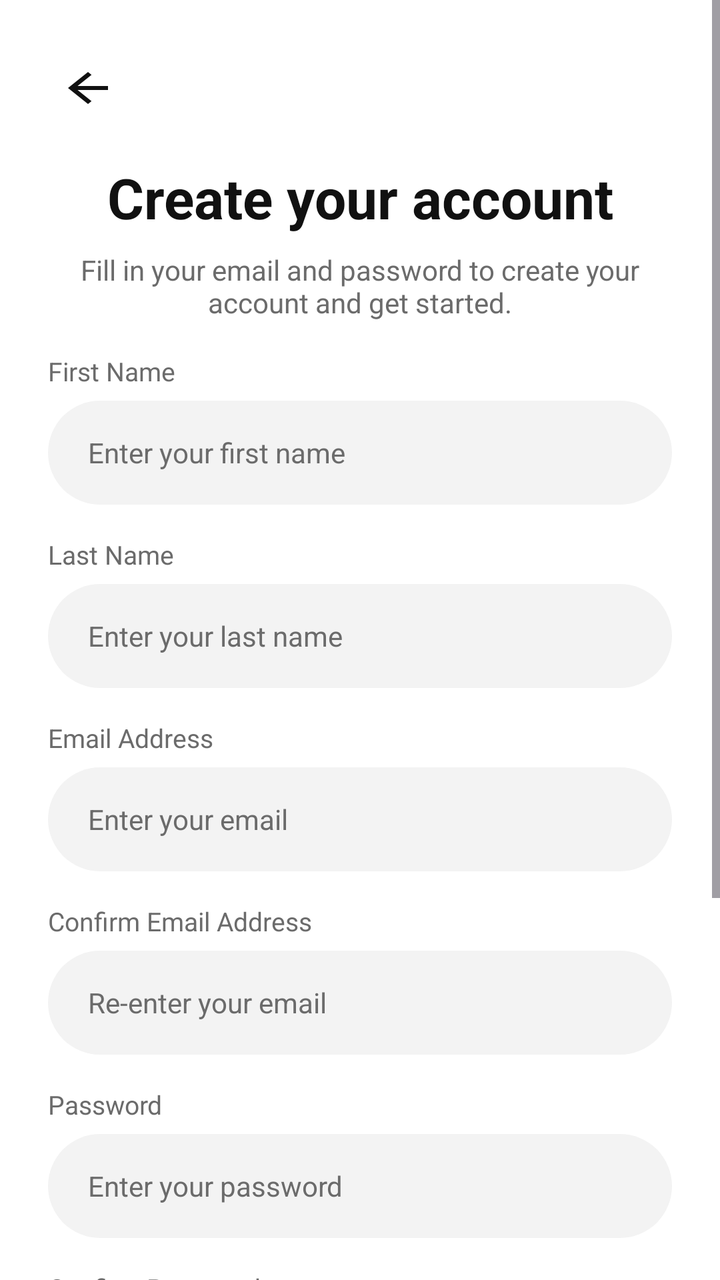
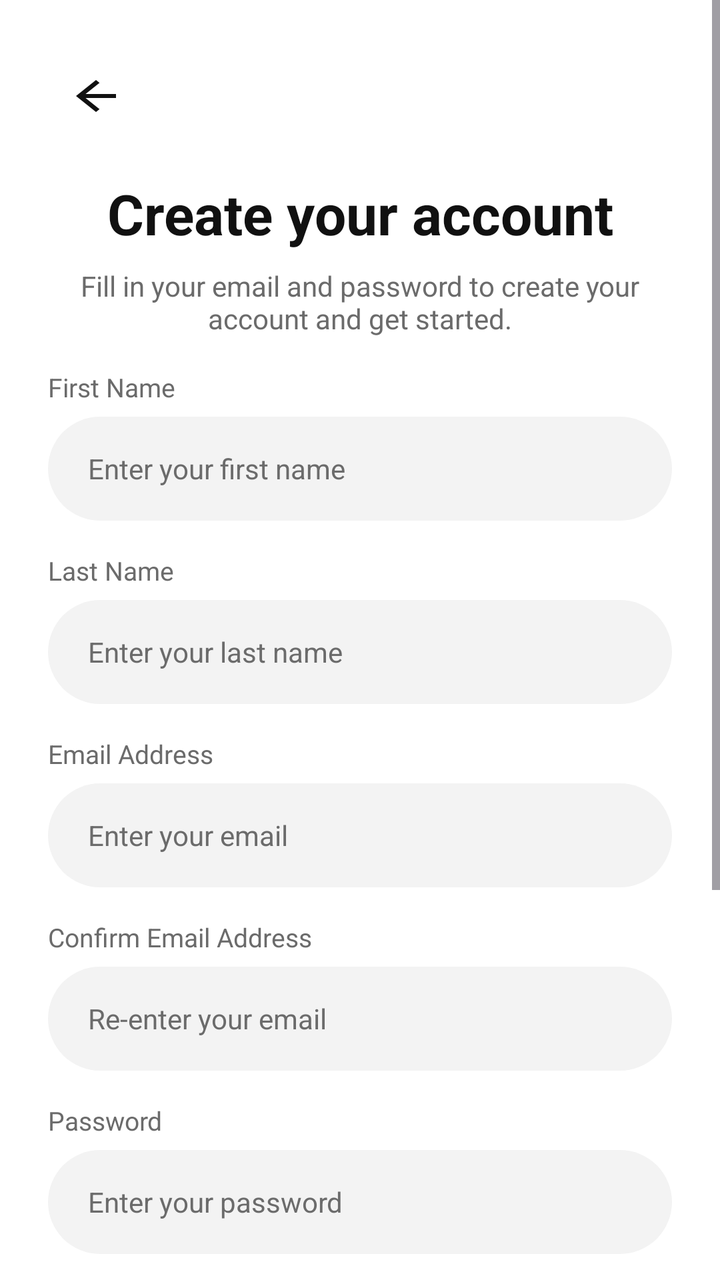

Compare the two renders of this Android layout. The source of the first and the diff that turns it into the second are given below.
<!-- AndroidManifest.xml: application theme Theme._1stActivity -->
<!-- res/layout/activity_sign_up.xml -->
<?xml version="1.0" encoding="utf-8"?>
<ScrollView xmlns:android="http://schemas.android.com/apk/res/android"
    xmlns:app="http://schemas.android.com/apk/res-auto"
    android:id="@+id/main"
    android:layout_width="match_parent"
    android:layout_height="match_parent"
    android:background="@color/white"
    android:fillViewport="true"
    android:fitsSystemWindows="true">

    <LinearLayout
        android:layout_width="match_parent"
        android:layout_height="wrap_content"
        android:orientation="vertical"
        android:padding="24dp">

        
        <ImageButton
            android:id="@+id/btnBack"
            android:layout_width="40dp"
            android:layout_height="40dp"
            android:background="?attr/selectableItemBackgroundBorderless"
            android:contentDescription="@string/desc_back"
            android:src="@drawable/ic_arrow_back" />

        
        <TextView
            android:layout_width="match_parent"
            android:layout_height="wrap_content"
            android:layout_marginTop="16dp"
            android:gravity="center"
            android:text="@string/title_create_account"
            android:textColor="@color/text_primary"
            android:textSize="28sp"
            android:textStyle="bold" />

        <TextView
            android:layout_width="match_parent"
            android:layout_height="wrap_content"
            android:layout_marginTop="8dp"
            android:gravity="center"
            android:text="@string/subtitle_sign_up"
            android:textColor="@color/text_secondary"
            android:textSize="14sp" />


        
        
        <TextView
            android:layout_width="wrap_content"
            android:layout_height="wrap_content"
            android:layout_marginTop="16dp"
            android:text="@string/label_first_name"
            android:textColor="@color/text_secondary"
            android:textSize="13sp" />

        <EditText
            android:id="@+id/etFirstName"
            android:layout_width="match_parent"
            android:layout_height="52dp"
            android:layout_marginTop="6dp"
            android:autofillHints="personGivenName"
            android:background="@drawable/bg_input"
            android:hint="@string/hint_first_name"
            android:inputType="textPersonName|textCapWords"
            android:paddingStart="20dp"
            android:paddingEnd="20dp"
            android:textColor="@color/text_primary"
            android:textColorHint="@color/text_secondary"
            android:textSize="14sp" />

        
        <TextView
            android:layout_width="wrap_content"
            android:layout_height="wrap_content"
            android:layout_marginTop="16dp"
            android:text="@string/label_last_name"
            android:textColor="@color/text_secondary"
            android:textSize="13sp" />

        <EditText
            android:id="@+id/etLastName"
            android:layout_width="match_parent"
            android:layout_height="52dp"
            android:layout_marginTop="6dp"
            android:autofillHints="personFamilyName"
            android:background="@drawable/bg_input"
            android:hint="@string/hint_last_name"
            android:inputType="textPersonName|textCapWords"
            android:paddingStart="20dp"
            android:paddingEnd="20dp"
            android:textColor="@color/text_primary"
            android:textColorHint="@color/text_secondary"
            android:textSize="14sp" />

        
        <TextView
            android:layout_width="wrap_content"
            android:layout_height="wrap_content"
            android:layout_marginTop="16dp"
            android:text="@string/label_email"
            android:textColor="@color/text_secondary"
            android:textSize="13sp" />

        <EditText
            android:id="@+id/etEmail"
            android:layout_width="match_parent"
            android:layout_height="52dp"
            android:layout_marginTop="6dp"
            android:autofillHints="emailAddress"
            android:background="@drawable/bg_input"
            android:hint="@string/hint_email"
            android:inputType="textEmailAddress"
            android:paddingStart="20dp"
            android:paddingEnd="20dp"
            android:textColor="@color/text_primary"
            android:textColorHint="@color/text_secondary"
            android:textSize="14sp" />

        
        <TextView
            android:layout_width="wrap_content"
            android:layout_height="wrap_content"
            android:layout_marginTop="16dp"
            android:text="@string/label_confirm_email"
            android:textColor="@color/text_secondary"
            android:textSize="13sp" />

        <EditText
            android:id="@+id/etConfirmEmail"
            android:layout_width="match_parent"
            android:layout_height="52dp"
            android:layout_marginTop="6dp"
            android:autofillHints="emailAddress"
            android:background="@drawable/bg_input"
            android:hint="@string/hint_confirm_email"
            android:inputType="textEmailAddress"
            android:paddingStart="20dp"
            android:paddingEnd="20dp"
            android:textColor="@color/text_primary"
            android:textColorHint="@color/text_secondary"
            android:textSize="14sp" />

        
        <TextView
            android:layout_width="wrap_content"
            android:layout_height="wrap_content"
            android:layout_marginTop="16dp"
            android:text="@string/label_password"
            android:textColor="@color/text_secondary"
            android:textSize="13sp" />

        <EditText
            android:id="@+id/etPassword"
            android:layout_width="match_parent"
            android:layout_height="52dp"
            android:layout_marginTop="6dp"
            android:autofillHints="newPassword"
            android:background="@drawable/bg_input"
            android:hint="@string/hint_password"
            android:inputType="textPassword"
            android:paddingStart="20dp"
            android:paddingEnd="20dp"
            android:textColor="@color/text_primary"
            android:textColorHint="@color/text_secondary"
            android:textSize="14sp" />

        
        <TextView
            android:layout_width="wrap_content"
            android:layout_height="wrap_content"
            android:layout_marginTop="16dp"
            android:text="@string/label_confirm_password"
            android:textColor="@color/text_secondary"
            android:textSize="13sp" />

        <EditText
            android:id="@+id/etConfirmPassword"
            android:layout_width="match_parent"
            android:layout_height="52dp"
            android:layout_marginTop="6dp"
            android:autofillHints="newPassword"
            android:background="@drawable/bg_input"
            android:hint="@string/hint_confirm_password"
            android:inputType="textPassword"
            android:paddingStart="20dp"
            android:paddingEnd="20dp"
            android:textColor="@color/text_primary"
            android:textColorHint="@color/text_secondary"
            android:textSize="14sp" />

        
        <CheckBox
            android:id="@+id/cbTerms"
            android:layout_width="wrap_content"
            android:layout_height="wrap_content"
            android:layout_marginTop="8dp"
            android:text="@string/agree_terms"
            android:textColor="@color/text_secondary"
            android:textSize="13sp" />

        
        <com.google.android.material.button.MaterialButton
            android:id="@+id/btnSignUp"
            android:layout_width="match_parent"
            android:layout_height="56dp"
            android:layout_marginTop="16dp"
            android:text="@string/btn_sign_up"
            android:textAllCaps="false"
            android:textColor="@color/white"
            android:textSize="16sp"
            app:backgroundTint="@color/black"
            app:cornerRadius="28dp" />

        
        <LinearLayout
            android:layout_width="match_parent"
            android:layout_height="wrap_content"
            android:layout_marginTop="24dp"
            android:gravity="center"
            android:orientation="horizontal">

            <TextView
                android:layout_width="wrap_content"
                android:layout_height="wrap_content"
                android:text="@string/have_account"
                android:textColor="@color/text_secondary"
                android:textSize="13sp" />

            <TextView
                android:id="@+id/tvGoToLogin"
                android:layout_width="wrap_content"
                android:layout_height="wrap_content"
                android:layout_marginStart="4dp"
                android:padding="4dp"
                android:text="@string/btn_sign_in"
                android:textColor="@color/text_primary"
                android:textSize="13sp"
                android:textStyle="bold" />
        </LinearLayout>

    </LinearLayout>
</ScrollView>
<!-- resources referenced by this layout -->
<resources>
  <color name="black">#FF000000</color>
  <color name="text_primary">#FF111111</color>
  <color name="text_secondary">#FF6B6B6B</color>
  <color name="white">#FFFFFFFF</color>
  <!-- drawable bg_input (drawable) -->
  <?xml version="1.0" encoding="utf-8"?>
  <shape xmlns:android="http://schemas.android.com/apk/res/android"
      android:shape="rectangle">
  
      <solid android:color="@color/input_bg" />
  
      <corners android:radius="28dp" />
  
  </shape>
  <!-- drawable ic_arrow_back (drawable) -->
  <?xml version="1.0" encoding="utf-8"?>
  <vector xmlns:android="http://schemas.android.com/apk/res/android"
      android:width="30dp"
      android:height="24dp"
      android:viewportWidth="24"
      android:viewportHeight="24">
  
      <path
          android:fillColor="@color/text_primary"
          android:pathData="M20,11H7.83l5.59,-5.59L12,4l-8,8 8,8 1.41,-1.41L7.83,13H20v-2z" />
  
  </vector>
  <string name="agree_terms">I agree to the Terms &amp; Privacy Policy</string>
  <string name="btn_sign_in">Sign In</string>
  <string name="btn_sign_up">Sign Up</string>
  <string name="desc_back">Go back</string>
  <string name="have_account">Already have an account?</string>
  <string name="hint_confirm_email">Re-enter your email</string>
  <string name="hint_confirm_password">Re-enter your password</string>
  <string name="hint_email">Enter your email</string>
  <string name="hint_first_name">Enter your first name</string>
  <string name="hint_last_name">Enter your last name</string>
  <string name="hint_password">Enter your password</string>
  <string name="label_confirm_email">Confirm Email Address</string>
  <string name="label_confirm_password">Confirm Password</string>
  <string name="label_email">Email Address</string>
  <string name="label_first_name">First Name</string>
  <string name="label_last_name">Last Name</string>
  <string name="label_password">Password</string>
  <string name="subtitle_sign_up">Fill in your email and password to create your account and get started.</string>
  <string name="title_create_account">Create your account</string>
  <style name="Theme._1stActivity" parent="Base.Theme._1stActivity" />
  <color name="input_bg">#FFF3F3F3</color>
  <style name="Base.Theme._1stActivity" parent="Theme.Material3.DayNight.NoActionBar">
          
          
      </style>
</resources>

<!-- the commit's change to res/layout/activity_sign_up.xml (unified diff, before → after) -->
@@ -17,8 +17,8 @@
         
         <ImageButton
             android:id="@+id/btnBack"
-            android:layout_width="40dp"
-            android:layout_height="40dp"
+            android:layout_width="48dp"
+            android:layout_height="48dp"
             android:background="?attr/selectableItemBackgroundBorderless"
             android:contentDescription="@string/desc_back"
             android:src="@drawable/ic_arrow_back" />
